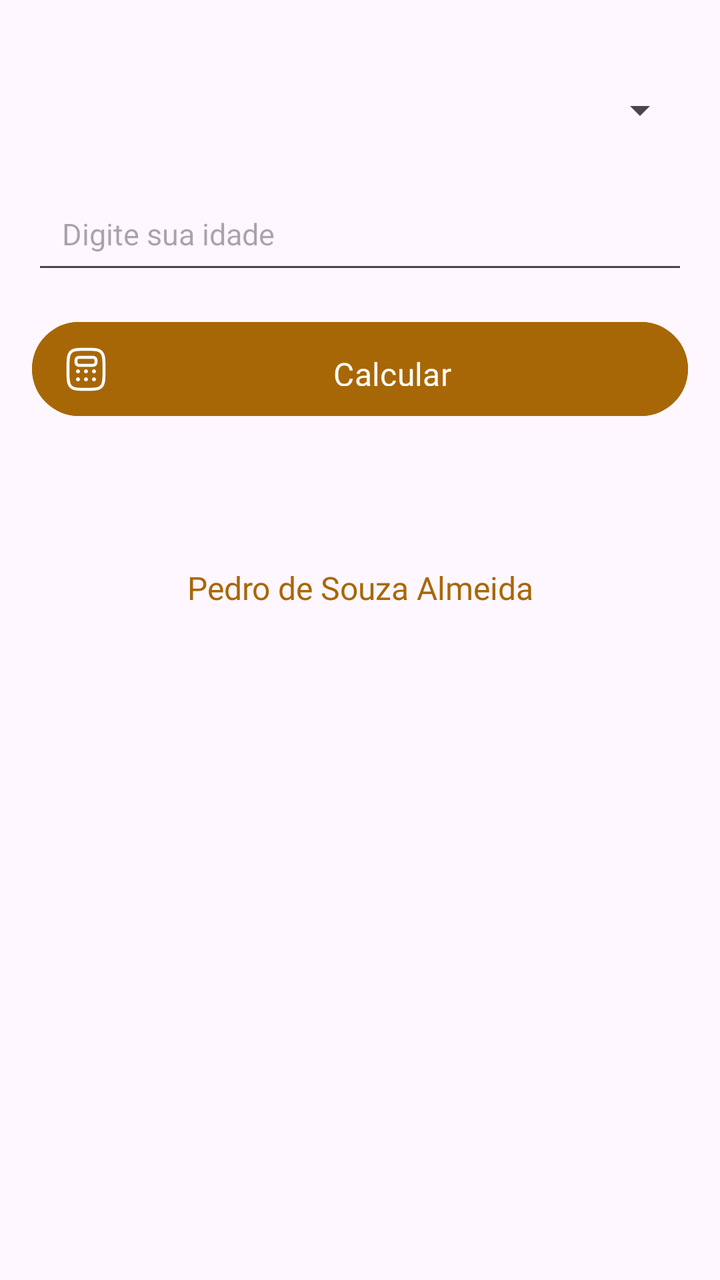
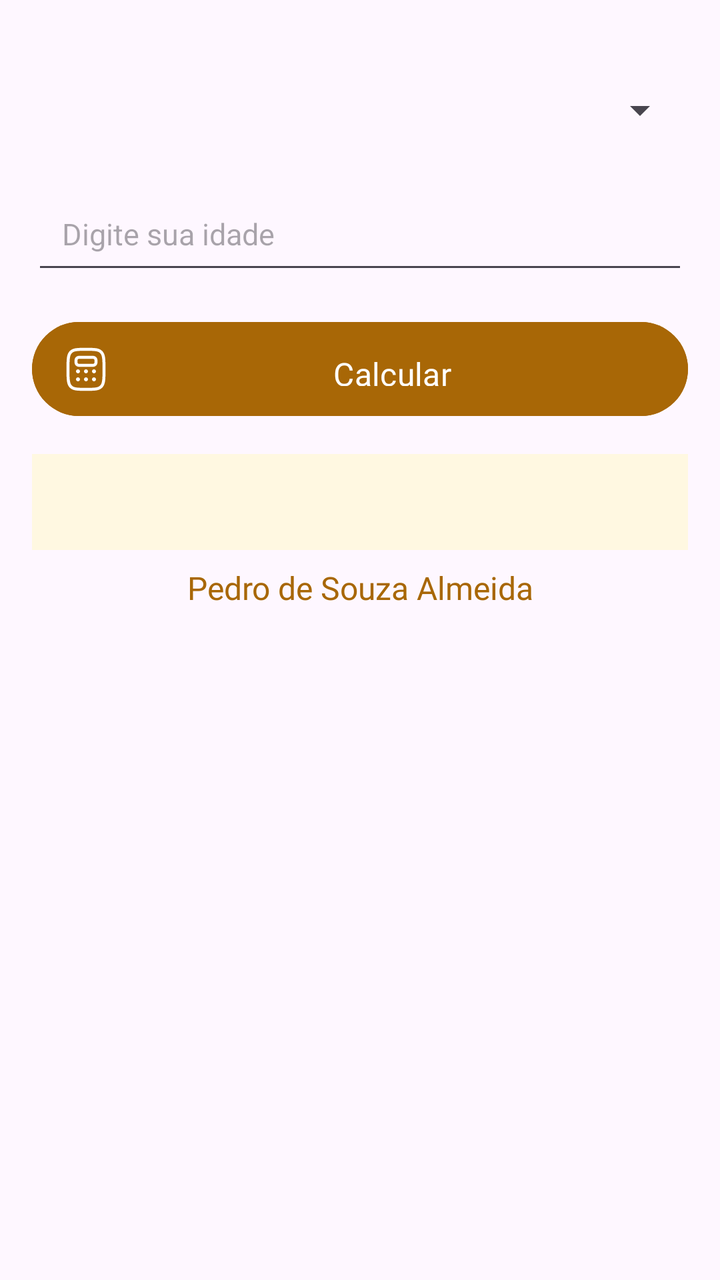

The first picture is an Android layout as it rendered before a commit; the second is the same layout after the commit. The layout source and the unified diff follow.
<!-- AndroidManifest.xml: application theme Theme.Aposentadoria -->
<!-- res/layout/activity_main.xml -->
<?xml version="1.0" encoding="utf-8"?>
<LinearLayout
    xmlns:android="http://schemas.android.com/apk/res/android"
    xmlns:app="http://schemas.android.com/apk/res-auto"
    xmlns:tools="http://schemas.android.com/tools"
    android:id="@+id/main"
    android:layout_width="match_parent"
    android:layout_height="match_parent"
    tools:context=".MainActivity"
    android:orientation="vertical"
    android:padding="16dp">

    <Spinner
        android:id="@+id/Spinner_sx"
        android:layout_width="match_parent"
        android:layout_height="48dp"
        android:padding="15dp"
        android:layout_marginTop="15dp"/>

    <EditText
        android:id="@+id/EditTextIdade"
        android:layout_width="match_parent"
        android:layout_height="48dp"
        android:digits="0123456789"
        android:hint="Digite sua idade"
        android:inputType="number"
        android:maxLength="3"
        android:padding="15dp"
        android:textColor="@color/black"
        android:textSize="15sp"
        android:layout_marginTop="15dp"/>

    <Button
        android:id="@+id/btnCalcular"
        android:layout_width="match_parent"
        android:layout_height="55dp"
        android:text="Calcular"
        android:layout_marginTop="15dp"
        android:textColor="@color/white"
        android:padding="15dp"
        android:backgroundTint="@color/laranja"
        android:fontFamily="@font/fonte"
        android:textSize="16sp"
        android:drawableLeft="@drawable/calculadora"
        />

    <TextView
        android:layout_width="match_parent"
        android:layout_height="48dp"
        android:id="@+id/txtResultado"
        android:gravity="center_horizontal"
        android:textSize="16sp"
        android:layout_marginTop="15dp"
        android:textColor="@color/verde"
        android:padding="8dp"
        android:backgroundTint="@color/verde"
        android:fontFamily="@font/fonte"/>

    <TextView
        android:layout_width="match_parent"
        android:layout_height="48dp"
        android:id="@+id/txtNome"
        android:text="@string/nomeAluno"
        android:gravity="center_horizontal"
        android:textSize="16sp"
        android:textColor="@color/laranja"
        android:fontFamily="@font/fonte"
        android:padding="8dp"
        android:backgroundTint="@color/verde"/>


</LinearLayout>
<!-- resources referenced by this layout -->
<resources>
  <color name="black">#FF000000</color>
  <color name="laranja">#A86706</color>
  <color name="verde">#127C04</color>
  <color name="white">#FFFFFFFF</color>
  <!-- drawable calculadora: vector/xml drawable (drawable, 3717 chars, omitted) -->
  <string name="nomeAluno">Pedro de Souza Almeida</string>
  <style name="Theme.Aposentadoria" parent="Base.Theme.Aposentadoria" />
  <style name="Base.Theme.Aposentadoria" parent="Theme.Material3.DayNight.NoActionBar">
          
          
      </style>
</resources>

<!-- the commit's change to res/layout/activity_main.xml (unified diff, before → after) -->
@@ -53,7 +53,7 @@
         android:layout_marginTop="15dp"
         android:textColor="@color/verde"
         android:padding="8dp"
-        android:backgroundTint="@color/verde"
+        android:background="@color/bege"
         android:fontFamily="@font/fonte"/>
 
     <TextView
<!-- resource entries referenced after the edit -->
@@ -1,5 +1,6 @@
 <!-- resources referenced by this layout -->
 <resources>
+  <color name="bege">#FFF8E1</color>
   <color name="black">#FF000000</color>
   <color name="laranja">#A86706</color>
   <color name="verde">#127C04</color>
